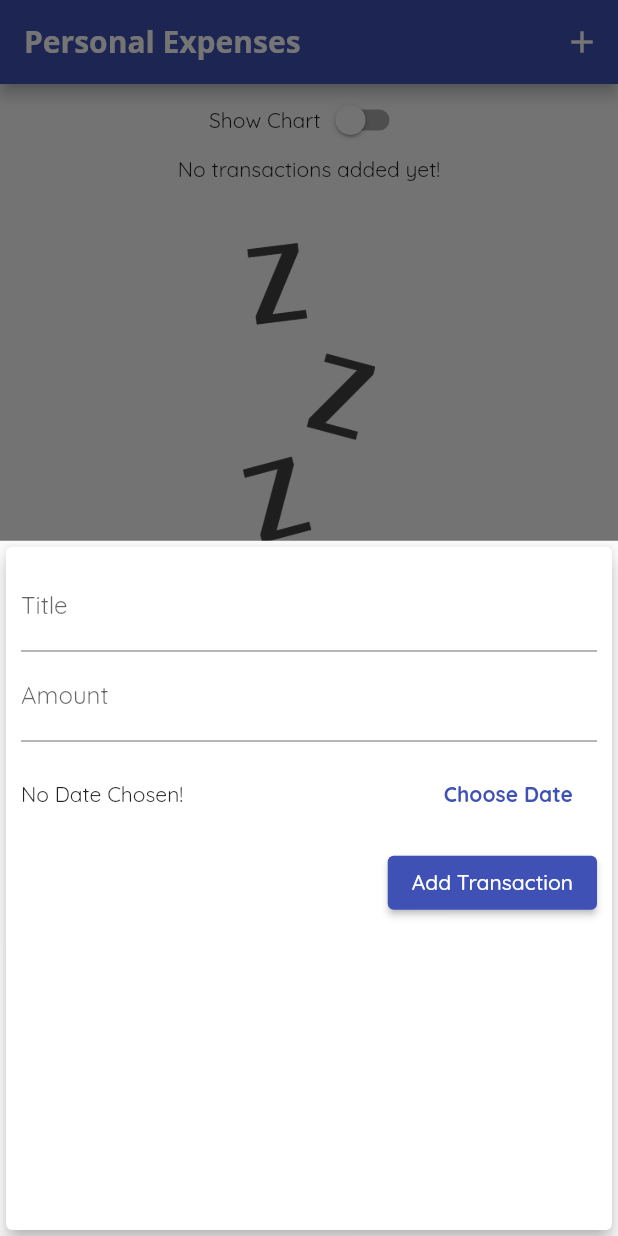
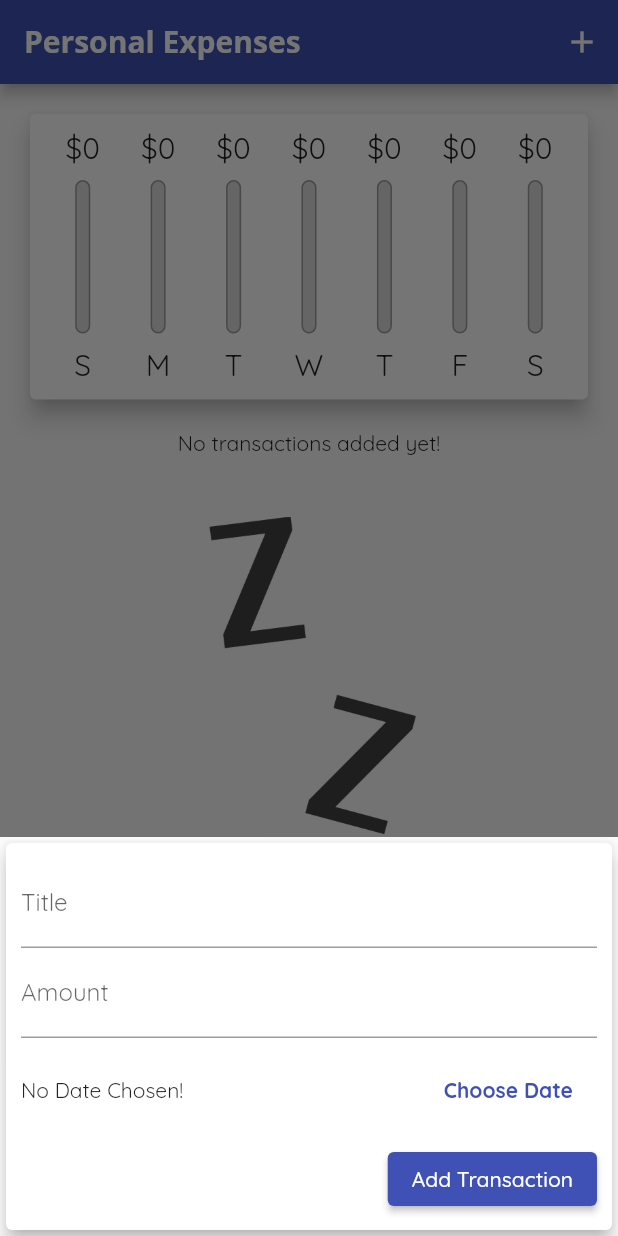
Before and after one commit to Fadikossentini/ExpensePlanner, a Flutter app: the screen it shows after launch, after a tap on the "add" icon, on a phone screen of 412 x 824 dp. Run offline on Flutter 3.47's test engine with Material 2 defaults, Android fonts, the phone set to English and light mode, and no system bars.

Commit message:
responsive done

```diff
--- a/lib/main.dart
+++ b/lib/main.dart
@@ -112,6 +112,9 @@ class _MyHomePageState extends State<MyHomePage> {
 
   @override
   Widget build(BuildContext context) {
+    final mediaQuery = MediaQuery.of(context);
+    final isLandScape =
+        MediaQuery.of(context).orientation == Orientation.landscape;
     final appBar = AppBar(
       title: Text('Personal Expenses'),
       actions: [
@@ -121,6 +124,13 @@ class _MyHomePageState extends State<MyHomePage> {
         )
       ],
     );
+
+    final txListWidget = Container(
+        height: (MediaQuery.of(context).size.height -
+                appBar.preferredSize.height -
+                MediaQuery.of(context).padding.top) *
+            0.7,
+        child: TransactionList(_userTransactions, _deleteTransaction));
     return Scaffold(
       appBar: appBar,
       body: SingleChildScrollView(
@@ -128,11 +138,12 @@ class _MyHomePageState extends State<MyHomePage> {
           // mainAxisAlignment: MainAxisAlignment.start,
           crossAxisAlignment: CrossAxisAlignment.stretch,
           children: [
+            if (isLandScape)
               Row(
                 mainAxisAlignment: MainAxisAlignment.center,
                 children: [
                   Text("Show Chart"),
-                Switch(
+                  Switch.adaptive(
                     value: _showChart,
                     onChanged: (val) {
                       setState(() {
@@ -142,21 +153,25 @@ class _MyHomePageState extends State<MyHomePage> {
                   ),
                 ],
               ),
+            if (!isLandScape)
+              Container(
+                height: (mediaQuery.size.height -
+                        appBar.preferredSize.height -
+                        mediaQuery.padding.top) *
+                    0.3,
+                child: Chart(_recentTransactions),
+              ),
+            if (!isLandScape) txListWidget,
+            if (isLandScape)
               _showChart
                   ? Container(
-                    height: (MediaQuery.of(context).size.height -
+                      height: (mediaQuery.size.height -
                               appBar.preferredSize.height -
-                            MediaQuery.of(context).padding.top) *
-                        0.3,
+                              mediaQuery.padding.top) *
+                          0.7,
                       child: Chart(_recentTransactions),
                     )
-                : Container(
-                    height: (MediaQuery.of(context).size.height -
-                            appBar.preferredSize.height -
-                            MediaQuery.of(context).padding.top) *
-                        0.7,
-                    child:
-                        TransactionList(_userTransactions, _deleteTransaction)),
+                  : txListWidget
           ],
         ),
       ),
--- a/lib/widgets/new_transaction.dart
+++ b/lib/widgets/new_transaction.dart
@@ -54,10 +54,16 @@ class _NewTransactionState extends State<NewTransaction> {
 
   @override
   Widget build(BuildContext context) {
-    return Card(
+    return SingleChildScrollView(
+      child: Card(
         elevation: 5,
         child: Container(
-        padding: EdgeInsets.all(10),
+          padding: EdgeInsets.only(
+            top: 10,
+            left: 10,
+            right: 10,
+            bottom: MediaQuery.of(context).viewInsets.bottom + 10,
+          ),
           child: Column(
             crossAxisAlignment: CrossAxisAlignment.end,
             children: [
@@ -113,6 +119,7 @@ class _NewTransactionState extends State<NewTransaction> {
             ],
           ),
         ),
+      ),
     );
   }
 }
--- a/lib/widgets/transaction_list.dart
+++ b/lib/widgets/transaction_list.dart
@@ -12,20 +12,24 @@ class TransactionList extends StatelessWidget {
   @override
   Widget build(BuildContext context) {
     return transactions.isEmpty
-        ? Column(
+        ? LayoutBuilder(
+            builder: ((context, constraints) {
+              return Column(
                 children: [
                   Text("No transactions added yet!"),
                   SizedBox(
                     height: 40,
                   ),
                   Container(
-                height: 200,
+                    height: constraints.maxHeight * 0.6,
                     child: Image.asset(
                       'assets/fonts/images/waiting.png',
                       fit: BoxFit.cover,
                     ),
                   )
                 ],
+              );
+            }),
           )
         : ListView.builder(
             itemBuilder: (ctx, index) {
@@ -51,7 +55,14 @@ class TransactionList extends StatelessWidget {
                   subtitle: Text(
                     DateFormat.yMMMEd().format(transactions[index].date),
                   ),
-                  trailing: IconButton(
+                  trailing: MediaQuery.of(context).size.width > 460
+                      ? FlatButton.icon(
+                          icon: Icon(Icons.delete),
+                          textColor: Theme.of(context).errorColor,
+                          label: Text("Delete"),
+                          onPressed: () => deleteTx(transactions[index].id),
+                        )
+                      : IconButton(
                           icon: Icon(Icons.delete),
                           color: Theme.of(context).errorColor,
                           onPressed: () => deleteTx(transactions[index].id),
```
Lines whose indentation alone changed are shown as unchanged.
